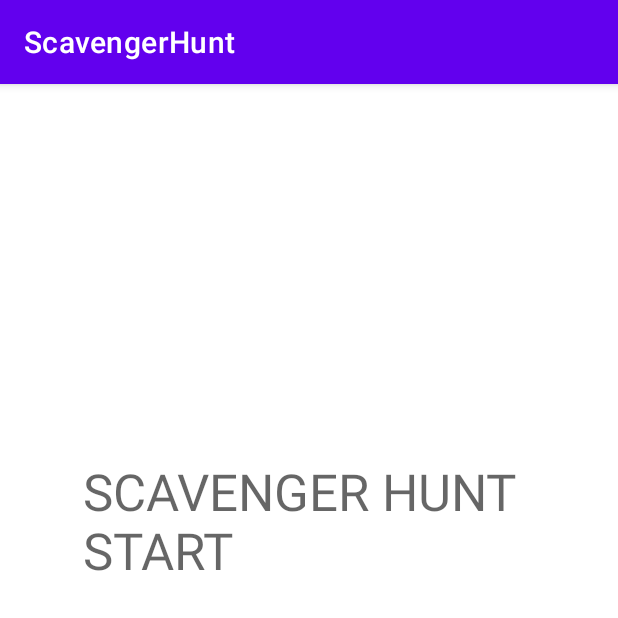
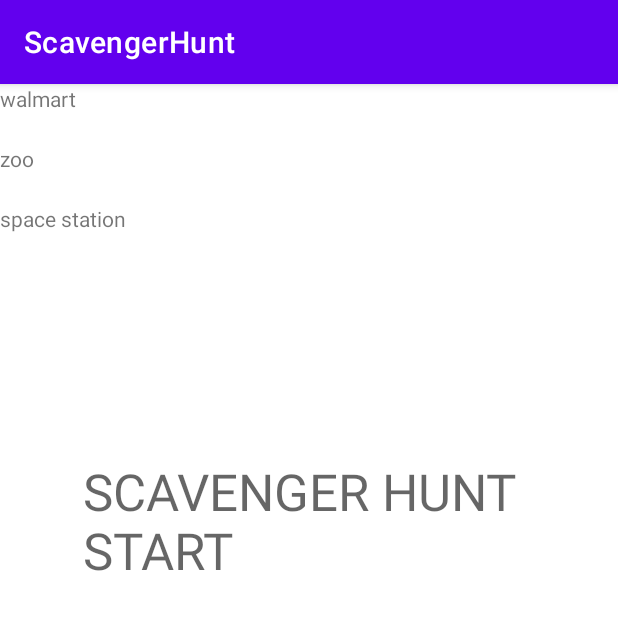
Before and after one commit to Cinnamon-Toast-Crunch/ScavengerHunt, an Android app: the screen it shows after launch (MainActivity), on a phone screen of 412 x 824 dp, the top half of it. Run offline under Robolectric (Android 15) with nearby library versions, the phone set to English and light mode, and no system bars; libraries missing offline, so code that uses them is left out: com.amplifyframework.api, com.amplifyframework.auth, com.amplifyframework.core, com.amplifyframework.storage; 4 statements that could not run were skipped.

Commit message:
recycler view for quests

```diff
--- a/app/build.gradle
+++ b/app/build.gradle
@@ -29,6 +29,8 @@ android {
 }
 
 dependencies {
+    implementation 'androidx.legacy:legacy-support-v4:1.0.0'
+
     //    --- Room ---
     def room_version = "2.2.5"
     implementation "androidx.room:room-runtime:$room_version"
--- a/app/src/main/java/com/cinnamontoast/scavengerhunt/MainActivity.java
+++ b/app/src/main/java/com/cinnamontoast/scavengerhunt/MainActivity.java
@@ -2,6 +2,8 @@ package com.cinnamontoast.scavengerhunt;
 
 import androidx.annotation.RequiresApi;
 import androidx.appcompat.app.AppCompatActivity;
+import androidx.recyclerview.widget.LinearLayoutManager;
+import androidx.recyclerview.widget.RecyclerView;
 
 import android.os.Build;
 import android.os.Bundle;
@@ -11,9 +13,15 @@ import com.amplifyframework.AmplifyException;
 import com.amplifyframework.api.aws.AWSApiPlugin;
 import com.amplifyframework.auth.cognito.AWSCognitoAuthPlugin;
 import com.amplifyframework.core.Amplify;
+import com.amplifyframework.datastore.generated.model.Quest;
+import com.amplifyframework.datastore.generated.model.User;
 import com.amplifyframework.storage.s3.AWSS3StoragePlugin;
 
-public class MainActivity extends AppCompatActivity {
+import java.util.ArrayList;
+
+public class MainActivity extends AppCompatActivity implements QuestAdapter.QuestListFormatter {
+
+    ArrayList<Quest> quests = new ArrayList<>();
 
 
     @RequiresApi(api = Build.VERSION_CODES.O)
@@ -23,9 +31,25 @@ public class MainActivity extends AppCompatActivity {
         setContentView(R.layout.activity_main);
 
         configAWS();
+        User tempUser = addFakeUser("fakeUserBob", "bob@bob.gov");
+        quests.add(addFakeQuest("walmart", tempUser));
+        quests.add(addFakeQuest("zoo", tempUser));
+        quests.add(addFakeQuest("space station", tempUser));
+
+        RecyclerView questRecycler = findViewById(R.id.questRecycler);
+        questRecycler.setLayoutManager(new LinearLayoutManager(this));
+        questRecycler.setAdapter(new QuestAdapter(quests,this));
 
         }
+    public Quest addFakeQuest(String title, User user){
+        Quest quest = Quest.builder().userId(user.getId()).title(title).build();
+        return quest;
+    }
 
+    public User addFakeUser(String username, String email){
+        User user = User.builder().userName(username).email(email).build();
+        return user;
+    }
 
     public void configAWS() {
         //configAWS();
@@ -41,4 +65,9 @@ public class MainActivity extends AppCompatActivity {
 
 
     }
+
+    @Override
+    public void questFormatter(Quest quest) {
+
+    }
 }
--- /dev/null
+++ b/app/src/main/java/com/cinnamontoast/scavengerhunt/QuestAdapter.java
@@ -0,0 +1,61 @@
+package com.cinnamontoast.scavengerhunt;
+
+import android.view.LayoutInflater;
+import android.view.View;
+import android.view.ViewGroup;
+import android.widget.TextView;
+
+import androidx.annotation.NonNull;
+import androidx.recyclerview.widget.RecyclerView;
+
+import com.amplifyframework.datastore.generated.model.Quest;
+
+import java.util.ArrayList;
+
+public class QuestAdapter extends RecyclerView.Adapter<QuestAdapter.QuestViewHolder> {
+
+    ArrayList<Quest> questsForRecycler;
+    QuestListFormatter questListFormatter;
+
+    public QuestAdapter(ArrayList<Quest> questsForRecycler, QuestListFormatter questListFormatter) {
+        this.questsForRecycler = questsForRecycler;
+        this.questListFormatter = questListFormatter;
+    }
+
+
+    @NonNull
+    @Override
+    public QuestViewHolder onCreateViewHolder(@NonNull ViewGroup parent, int viewType) {
+        View view = LayoutInflater.from(parent.getContext())
+        .inflate(R.layout.fragment_quest, parent, false);
+        QuestViewHolder questViewHolder = new QuestViewHolder(view);
+        view.setOnClickListener(v -> {
+            questListFormatter.questFormatter(questViewHolder.quest);
+
+        });
+        return questViewHolder;
+    }
+
+    @Override
+    public void onBindViewHolder(@NonNull QuestViewHolder holder, int position) {
+        holder.quest = questsForRecycler.get(position);
+        ((TextView) holder.itemView.findViewById(R.id.questTitle)).setText(holder.quest.getTitle());
+
+    }
+
+    @Override
+    public int getItemCount() {
+        return questsForRecycler.size();
+    }
+
+    public static class QuestViewHolder extends RecyclerView.ViewHolder{
+        public Quest quest;
+
+        public QuestViewHolder(@NonNull View itemView) {
+            super(itemView);
+        }
+    }
+    public static interface QuestListFormatter{
+        public void questFormatter(Quest quest);
+    }
+}
--- /dev/null
+++ b/app/src/main/java/com/cinnamontoast/scavengerhunt/QuestFragment.java
@@ -0,0 +1,59 @@
+package com.cinnamontoast.scavengerhunt;
+
+import android.os.Bundle;
+
+import androidx.fragment.app.Fragment;
+
+import android.view.LayoutInflater;
+import android.view.View;
+import android.view.ViewGroup;
+
+/**
+ * A simple {@link Fragment} subclass.
+ * Use the {@link QuestFragment#newInstance} factory method to
+ * create an instance of this fragment.
+ */
+public class QuestFragment extends Fragment {
+
+    // TODO: Rename parameter arguments, choose names that match
+    // the fragment initialization parameters, e.g. ARG_ITEM_NUMBER
+    private static final String ARG_PARAM1 = "title";
+
+    // TODO: Rename and change types of parameters
+    private String mTitle;
+
+    public QuestFragment() {
+        // Required empty public constructor
+    }
+
+    /**
+     * Use this factory method to create a new instance of
+     * this fragment using the provided parameters.
+     *
+     * @param title Parameter 1.
+     * @return A new instance of fragment QuestFragment.
+     */
+    // TODO: Rename and change types and number of parameters
+    public static QuestFragment newInstance(String title) {
+        QuestFragment fragment = new QuestFragment();
+        Bundle args = new Bundle();
+        args.putString(ARG_PARAM1, title);
+        fragment.setArguments(args);
+        return fragment;
+    }
+
+    @Override
+    public void onCreate(Bundle savedInstanceState) {
+        super.onCreate(savedInstanceState);
+        if (getArguments() != null) {
+            mTitle = getArguments().getString(ARG_PARAM1);
+        }
+    }
+
+    @Override
+    public View onCreateView(LayoutInflater inflater, ViewGroup container,
+                             Bundle savedInstanceState) {
+        // Inflate the layout for this fragment
+        return inflater.inflate(R.layout.fragment_quest, container, false);
+    }
+}
--- a/app/src/main/res/layout/activity_main.xml
+++ b/app/src/main/res/layout/activity_main.xml
@@ -16,4 +16,11 @@
         app:layout_constraintRight_toRightOf="parent"
         app:layout_constraintTop_toTopOf="parent" />
 
+    <androidx.recyclerview.widget.RecyclerView
+        android:id="@+id/questRecycler"
+        android:layout_width="match_parent"
+        android:layout_height="400dp"
+        app:layout_constraintStart_toStartOf="parent"
+        app:layout_constraintTop_toTopOf="parent" />
+
 </androidx.constraintlayout.widget.ConstraintLayout>
--- /dev/null
+++ b/app/src/main/res/layout/fragment_quest.xml
@@ -0,0 +1,13 @@
+<?xml version="1.0" encoding="utf-8"?>
+<FrameLayout xmlns:android="http://schemas.android.com/apk/res/android"
+    xmlns:tools="http://schemas.android.com/tools"
+    android:layout_width="match_parent"
+    android:layout_height="40dp"
+    tools:context=".QuestFragment">
+
+    <TextView
+        android:id="@+id/questTitle"
+        android:layout_width="wrap_content"
+        android:layout_height="wrap_content"
+        android:text="Quest Title" />
+</FrameLayout>
--- a/app/src/main/res/values/strings.xml
+++ b/app/src/main/res/values/strings.xml
@@ -1,3 +1,5 @@
 <resources>
     <string name="app_name">ScavengerHunt</string>
+    <!-- TODO: Remove or change this placeholder text -->
+    <string name="hello_blank_fragment">Hello blank fragment</string>
 </resources>
```
